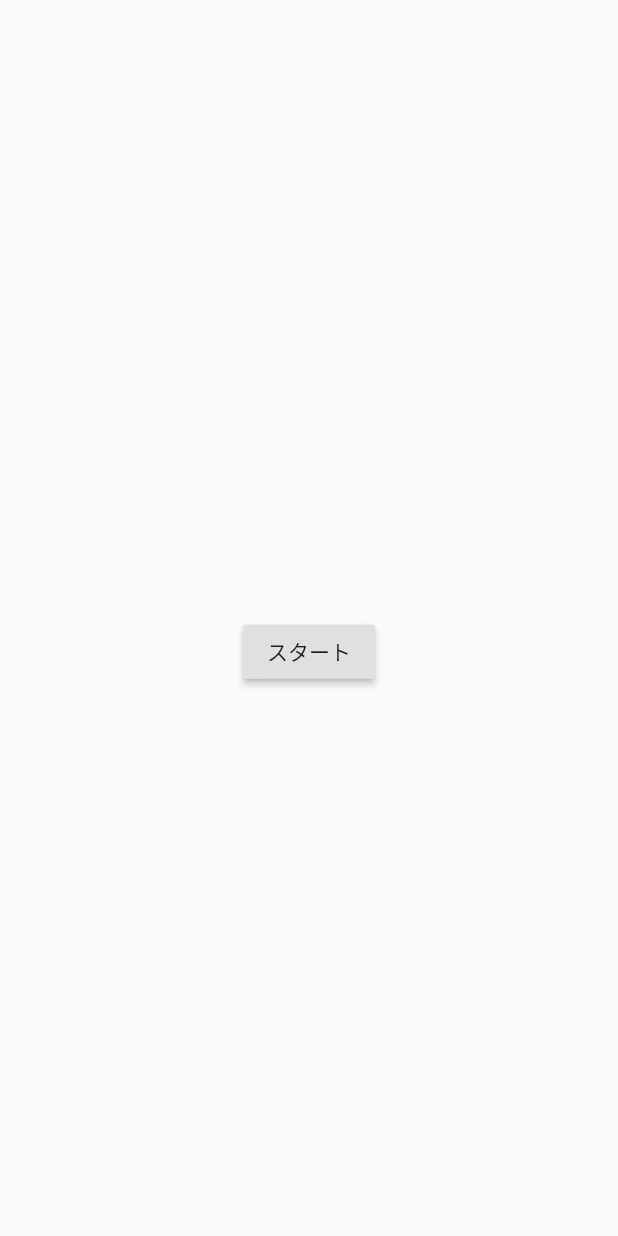
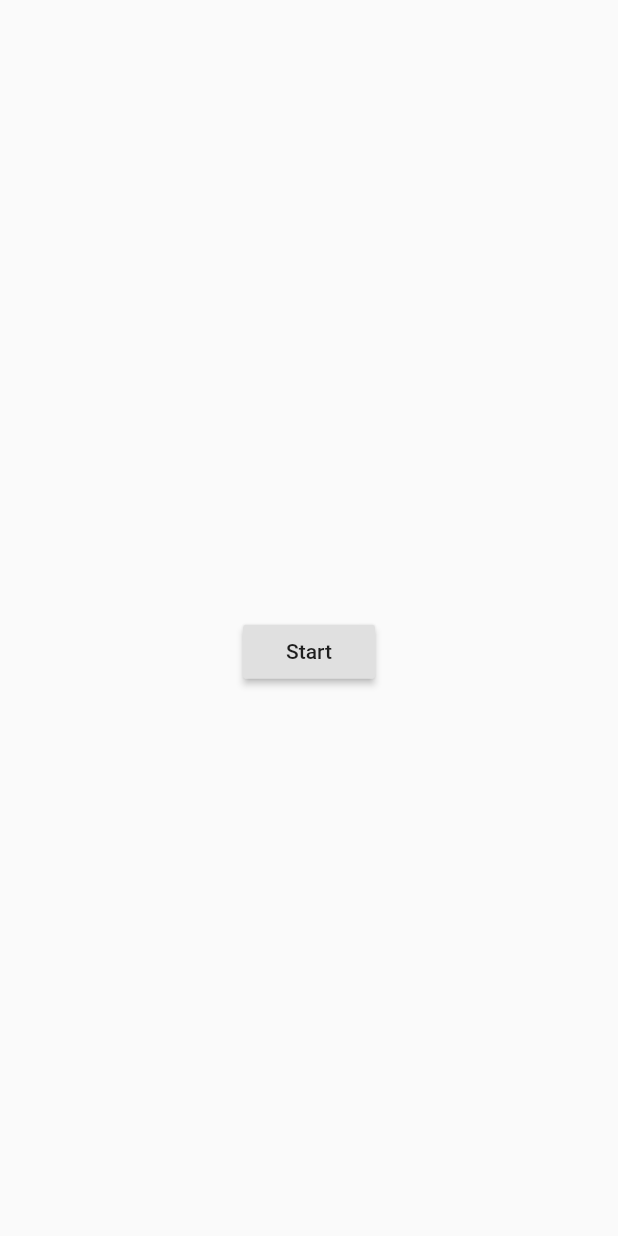
Before and after one commit to kaboc/flutter_examples_mentalcalc, a Flutter app: the screen it shows after launch, on a phone screen of 412 x 824 dp. Run offline on Flutter 3.47's test engine with Material 2 defaults, Android fonts, the phone set to English and light mode, and no system bars; our stand-ins replace rxdart; missing offline and left inert: bloc_provider.

Commit message:
Into English

```diff
--- a/bloc/lib/blocs/calc_bloc.dart
+++ b/bloc/lib/blocs/calc_bloc.dart
@@ -38,7 +38,7 @@ class CalcBloc {
       _sum += num;
     } else {
       _timer.cancel();
-      _outputController.sink.add('答えは$_sum');
+      _outputController.sink.add('Answer: $_sum');
       _btnController.sink.add(true);
     }
   }
--- a/bloc/lib/screen.dart
+++ b/bloc/lib/screen.dart
@@ -38,7 +38,7 @@ class CalcScreen extends StatelessWidget {
         return Opacity(
           opacity: snapshot.hasData && snapshot.data ? 1.0 : 0.0,
           child: RaisedButton(
-            child: const Text('スタート'),
+            child: const Text('Start'),
             onPressed: () => bloc.start.add(null),
           ),
         );
--- a/bloc2/lib/calc_bloc.dart
+++ b/bloc2/lib/calc_bloc.dart
@@ -41,7 +41,7 @@ class CalcBloc implements Bloc {
       _sum += num;
     } else {
       _timer.cancel();
-      _outputController.sink.add('答えは$_sum');
+      _outputController.sink.add('Answer: $_sum');
       _btnController.sink.add(true);
     }
   }
--- a/bloc2/lib/screen.dart
+++ b/bloc2/lib/screen.dart
@@ -38,7 +38,7 @@ class CalcScreen extends StatelessWidget {
         return Opacity(
           opacity: snapshot.hasData && snapshot.data ? 1.0 : 0.0,
           child: RaisedButton(
-            child: const Text('スタート'),
+            child: const Text('Start'),
             onPressed: () => bloc.start.add(null),
           ),
         );
--- a/bloc3/lib/calc_bloc.dart
+++ b/bloc3/lib/calc_bloc.dart
@@ -38,7 +38,7 @@ class CalcBloc {
       _sum += num;
     } else {
       _timer.cancel();
-      _outputController.sink.add('答えは$_sum');
+      _outputController.sink.add('Answer: $_sum');
       _btnController.sink.add(true);
     }
   }
--- a/bloc3/lib/screen.dart
+++ b/bloc3/lib/screen.dart
@@ -39,7 +39,7 @@ class CalcScreen extends StatelessWidget {
         return Opacity(
           opacity: snapshot.hasData && snapshot.data ? 1.0 : 0.0,
           child: RaisedButton(
-            child: const Text('スタート'),
+            child: const Text('Start'),
             onPressed: () => bloc.start.add(null),
           ),
         );
--- a/bloc4/lib/calc_bloc.dart
+++ b/bloc4/lib/calc_bloc.dart
@@ -29,7 +29,7 @@ class CalcBloc {
       _sum += num;
     } else {
       _timer.cancel();
-      _outputController.sink.add('答えは$_sum');
+      _outputController.sink.add('Answer: $_sum');
       _btnController.sink.add(true);
     }
   }
--- a/bloc4/lib/screen.dart
+++ b/bloc4/lib/screen.dart
@@ -40,7 +40,7 @@ class CalcScreen extends StatelessWidget {
         return Opacity(
           opacity: snapshot.hasData && snapshot.data ? 1.0 : 0.0,
           child: RaisedButton(
-            child: const Text('スタート'),
+            child: const Text('Start'),
             onPressed: () => bloc.start(),
           ),
         );
--- a/scoped/lib/calc_model.dart
+++ b/scoped/lib/calc_model.dart
@@ -30,7 +30,7 @@ class CalcModel extends Model {
         _sum += num;
       } else {
         t.cancel();
-        _lastOutput = '答えは$_sum';
+        _lastOutput = 'Answer: $_sum';
         _isBtnVisible = true;
       }
 
--- a/scoped/lib/screen.dart
+++ b/scoped/lib/screen.dart
@@ -34,7 +34,7 @@ class CalcScreen extends StatelessWidget {
         return Opacity(
           opacity: model.isBtnVisible ? 1.0 : 0.0,
           child: RaisedButton(
-            child: const Text('スタート'),
+            child: const Text('Start'),
             onPressed: model.start,
           ),
         );
--- a/scoped2/lib/calc_model.dart
+++ b/scoped2/lib/calc_model.dart
@@ -28,7 +28,7 @@ class CalcModel with ChangeNotifier {
         _sum += num;
       } else {
         t.cancel();
-        _lastOutput = '答えは$_sum';
+        _lastOutput = 'Answer: $_sum';
         _isBtnVisible = true;
       }
 
--- a/scoped2/lib/screen.dart
+++ b/scoped2/lib/screen.dart
@@ -33,7 +33,7 @@ class CalcScreen extends StatelessWidget {
     return Opacity(
       opacity: model.isBtnVisible ? 1.0 : 0.0,
       child: RaisedButton(
-        child: const Text('スタート'),
+        child: const Text('Start'),
         onPressed: model.start,
       ),
     );
```
